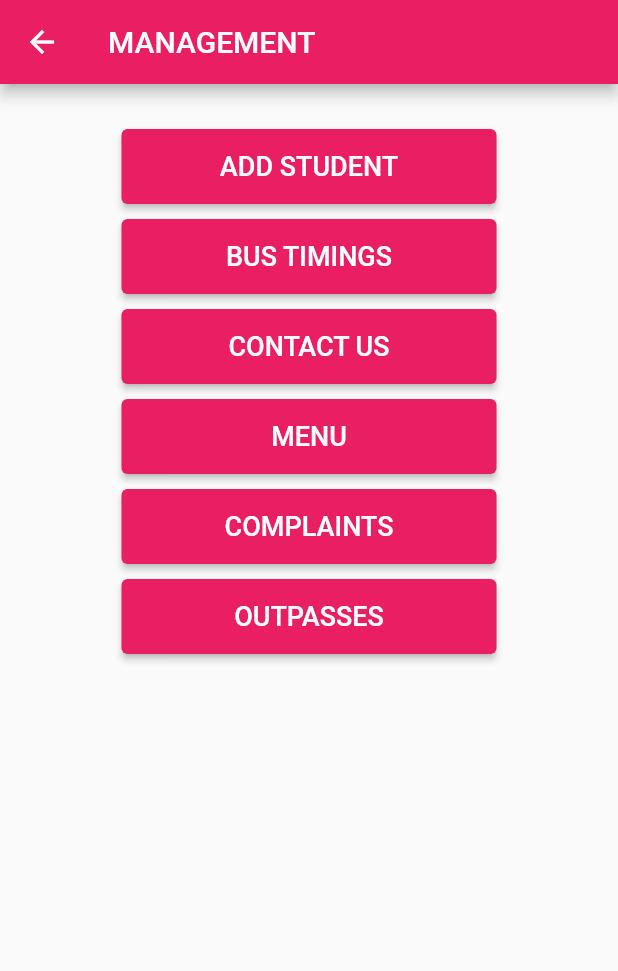
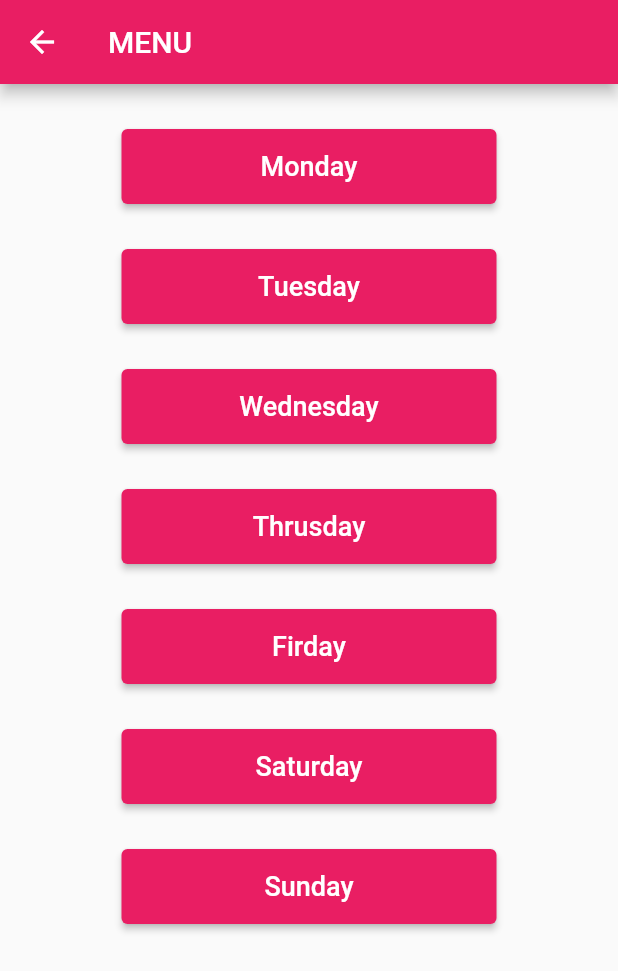
Before and after one commit to ParsiNiharika/HostelManagement, a Flutter app: the ManagementHomeScreen screen opened directly, after a tap on "MENU", on a phone screen of 412 x 824 dp. Shown: the top 971 px of the screen. Run offline on Flutter 3.47's test engine with Material 2 defaults, Android fonts, the phone set to English and light mode, and no system bars; our stand-ins replace cloud_firestore, firebase_core; accounts and stored records are empty.

Commit message:
Feat menu feature added

```diff
--- /dev/null
+++ b/lib/Management/Menu.dart
@@ -0,0 +1,72 @@
+import 'package:cloud_firestore/cloud_firestore.dart';
+import 'package:flutter/material.dart';
+import 'package:hostel_management/Management/MenuCard.dart';
+
+import 'managemntHomeScreen.dart';
+
+class Menu extends StatelessWidget {
+
+  static const weekdays = [
+    'Monday',
+    'Tuesday',
+    'Wednesday',
+    'Thrusday',
+    'Firday',
+    'Saturday',
+    'Sunday'
+  ];
+
+  @override
+  Widget build(BuildContext context) {
+    return Scaffold(
+      appBar: AppBar(
+        backgroundColor: Colors.pink,
+        title: Text(
+          "MENU",
+          style: TextStyle(
+            color: Colors.white,
+          ),
+        ),
+
+      ),
+      body: ListView.builder(
+        itemCount: weekdays.length,
+        itemBuilder: (context, index) {
+          return Column(
+            children: [
+              SizedBox(
+                height: 30,
+              ),
+              Center(
+                child: ConstrainedBox(
+                  constraints:
+                  BoxConstraints.tightFor(width: 250, height: 50),
+                  child: ElevatedButton(
+                    onPressed: () {
+                      Navigator.of(context).push(MaterialPageRoute(builder: (_) {
+                        return MenuCard(day:weekdays[index]);
+
+                      }));
+                    },
+                    child: Padding(
+                      padding: EdgeInsets.fromLTRB(20, 10, 20, 10),
+                      child: Text(
+                        weekdays[index],
+                        style: TextStyle(
+                          fontSize: 18,
+                        ),
+                      ),
+                    ),
+                    style: ButtonStyle(
+                      backgroundColor:
+                      MaterialStateProperty.all<Color>(Colors.pink),
+                    ),
+                  ),
+                ),
+              ),
+            ],
+          );
+        },),
+    );
+  }
+}
--- a/lib/Management/managemntHomeScreen.dart
+++ b/lib/Management/managemntHomeScreen.dart
@@ -5,6 +5,7 @@ import './addStudent.dart';
 import './busTimings.dart';
 import './ContactUs.dart';
 import './Complaints.dart';
+import 'Menu.dart';
 
 class ManagementHomeScreen extends StatelessWidget {
 
@@ -124,7 +125,11 @@ class ManagementHomeScreen extends StatelessWidget {
                             constraints:
                             BoxConstraints.tightFor(width: 250, height: 50),
                             child: ElevatedButton(
-                              onPressed: () {},
+                              onPressed: () {
+                                Navigator.of(context).push(MaterialPageRoute(builder: (_) {
+                                  return Menu();
+                                }));
+                              },
                               child: Padding(
                                 padding: EdgeInsets.fromLTRB(20, 10, 20, 10),
                                 child: Text(
--- a/lib/Management/plumberComplaints.dart
+++ b/lib/Management/plumberComplaints.dart
@@ -72,7 +72,9 @@ class Plumber extends StatelessWidget {
         future: getComplaints(),
     builder: (context, AsyncSnapshot<void> snapshot) {
     var complaintList = complaintData.toList();
-    print("h1");
+    DateTime now = new DateTime.now();
+    DateTime date = new DateTime(now.day);
+    print(now.weekday);
     return ListView.builder(
         itemCount: complaintList.length,
         itemBuilder: (context, index) {
```
Also changed, not shown: lib/Management/MenuCard.dart (added, +210 -0 lines), lib/Management/complaintCard.dart (+31 -22 lines), lib/home.dart (+5 -2 lines).
